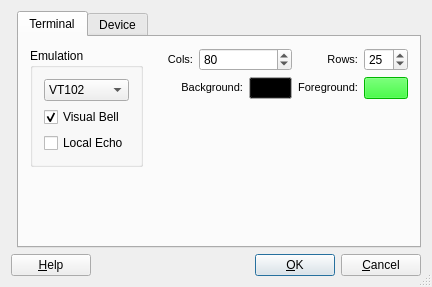
coolshou/komport2, file src/settingsdialog.ui: the form before one commit.
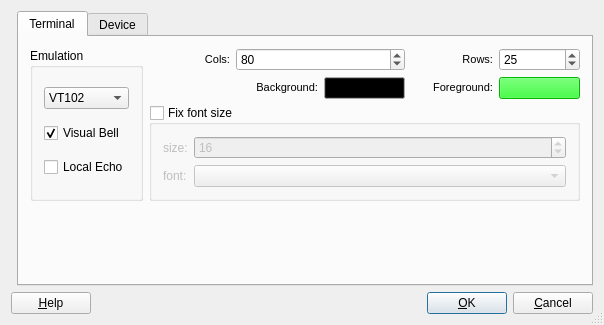
The form after the commit.

What changed in the file:
```diff
--- a/src/settingsdialog.ui
+++ b/src/settingsdialog.ui
@@ -8,8 +8,8 @@
    <rect>
     <x>0</x>
     <y>0</y>
-    <width>427</width>
-    <height>276</height>
+    <width>604</width>
+    <height>325</height>
    </rect>
   </property>
   <property name="windowTitle">
@@ -26,11 +26,20 @@
     <number>6</number>
    </property>
    <item row="1" column="0" colspan="2">
-    <layout class="QHBoxLayout">
+    <layout class="QHBoxLayout" name="hl">
      <property name="spacing">
       <number>6</number>
      </property>
-     <property name="margin">
+     <property name="leftMargin">
+      <number>0</number>
+     </property>
+     <property name="topMargin">
+      <number>0</number>
+     </property>
+     <property name="rightMargin">
+      <number>0</number>
+     </property>
+     <property name="bottomMargin">
       <number>0</number>
      </property>
      <item>
@@ -434,6 +443,15 @@
               </color>
              </brush>
             </colorrole>
+            <colorrole role="PlaceholderText">
+             <brush brushstyle="NoBrush">
+              <color alpha="128">
+               <red>0</red>
+               <green>0</green>
+               <blue>0</blue>
+              </color>
+             </brush>
+            </colorrole>
            </active>
            <inactive>
             <colorrole role="WindowText">
@@ -571,6 +589,15 @@
               </color>
              </brush>
             </colorrole>
+            <colorrole role="PlaceholderText">
+             <brush brushstyle="NoBrush">
+              <color alpha="128">
+               <red>0</red>
+               <green>0</green>
+               <blue>0</blue>
+              </color>
+             </brush>
+            </colorrole>
            </inactive>
            <disabled>
             <colorrole role="WindowText">
@@ -708,6 +735,15 @@
               </color>
              </brush>
             </colorrole>
+            <colorrole role="PlaceholderText">
+             <brush brushstyle="NoBrush">
+              <color alpha="128">
+               <red>0</red>
+               <green>0</green>
+               <blue>0</blue>
+              </color>
+             </brush>
+            </colorrole>
            </disabled>
           </palette>
          </property>
@@ -716,22 +752,6 @@
          </property>
         </widget>
        </item>
-       <item row="2" column="2" colspan="4">
-        <spacer name="spacer2">
-         <property name="orientation">
-          <enum>Qt::Vertical</enum>
-         </property>
-         <property name="sizeType">
-          <enum>QSizePolicy::Expanding</enum>
-         </property>
-         <property name="sizeHint" stdset="0">
-          <size>
-           <width>203</width>
-           <height>60</height>
-          </size>
-         </property>
-        </spacer>
-       </item>
        <item row="3" column="3">
         <spacer name="spacer3">
          <property name="orientation">
@@ -748,6 +768,51 @@
          </property>
         </spacer>
        </item>
+       <item row="2" column="1" colspan="5">
+        <widget class="QGroupBox" name="groupBox">
+         <property name="title">
+          <string>Fix font size</string>
+         </property>
+         <property name="checkable">
+          <bool>true</bool>
+         </property>
+         <property name="checked">
+          <bool>false</bool>
+         </property>
+         <layout class="QFormLayout" name="formLayout">
+          <item row="0" column="0">
+           <widget class="QLabel" name="label_5">
+            <property name="text">
+             <string>size:</string>
+            </property>
+           </widget>
+          </item>
+          <item row="0" column="1">
+           <widget class="QSpinBox" name="spinBox">
+            <property name="minimum">
+             <number>8</number>
+            </property>
+            <property name="maximum">
+             <number>64</number>
+            </property>
+            <property name="value">
+             <number>16</number>
+            </property>
+           </widget>
+          </item>
+          <item row="1" column="0">
+           <widget class="QLabel" name="label_6">
+            <property name="text">
+             <string>font:</string>
+            </property>
+           </widget>
+          </item>
+          <item row="1" column="1">
+           <widget class="QComboBox" name="comboBox"/>
+          </item>
+         </layout>
+        </widget>
+       </item>
       </layout>
      </widget>
      <widget class="QWidget" name="Widget2">
```
Left out of the diff: 17 changed lines with no effect on the pictures.
